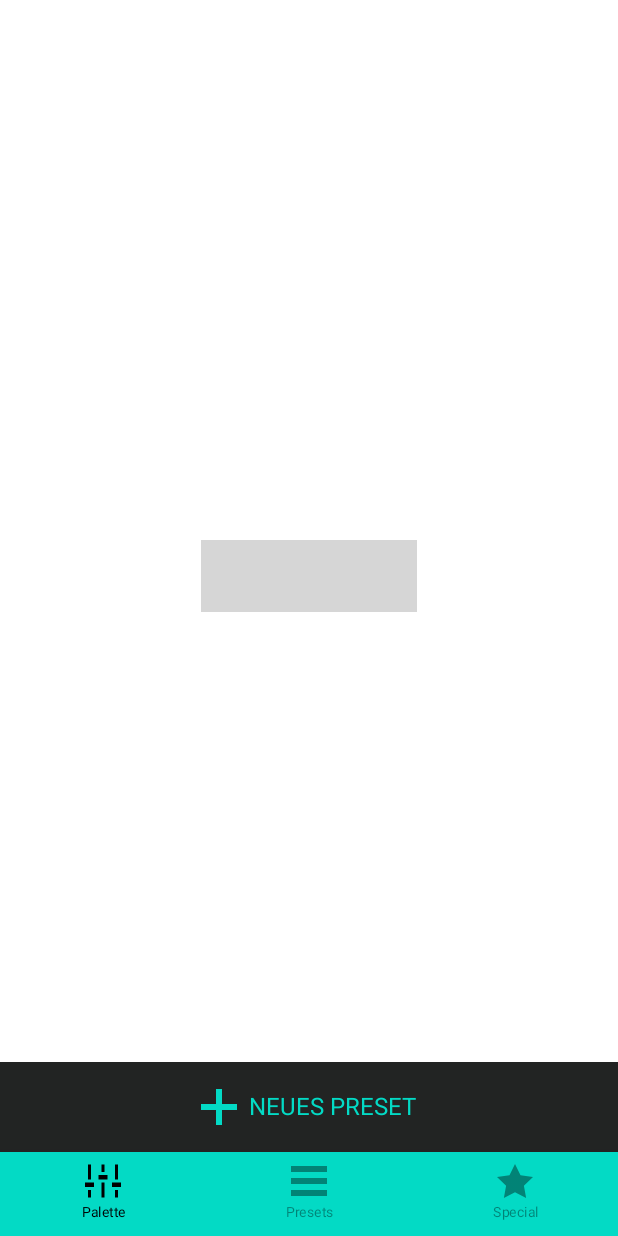
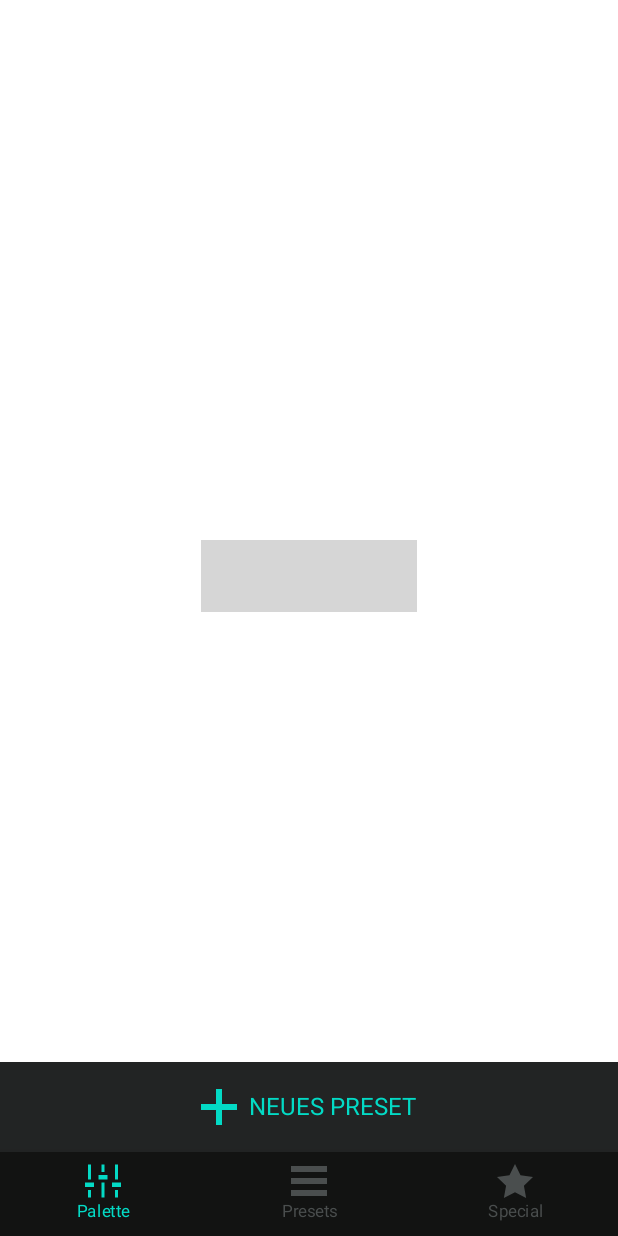
Before and after one commit to DavidMueller1/Lamp, an Android app built with Jetpack Compose: the screen it shows after launch (MainActivity), on a phone screen of 412 x 824 dp. Run offline under Robolectric (Android 15) with nearby library versions, the phone set to English and light mode, and no system bars; our stand-ins replace accompanist; 3 statements that could not run were skipped; grey boxes are pictures that could not be loaded.

Commit message:
Adjusted theme

```diff
--- a/app/build.gradle
+++ b/app/build.gradle
@@ -67,5 +67,10 @@ dependencies {
     debugImplementation "androidx.compose.ui:ui-tooling:$compose_version"
 
     implementation 'com.github.SmartToolFactory:Compose-Colorful-Sliders:1.0.2'
-    implementation 'com.squareup.okhttp3:okhttp:4.9.3'
+    implementation 'com.squareup.okhttp3:okhttp:4.10.0'
+    implementation 'com.google.accompanist:accompanist-systemuicontroller:0.23.1'
 }
+
+//repositories {
+//    mavenCentral()
+//}
--- a/app/src/main/java/com/example/newlamp/bottomNavigation/BottomNavActivity.kt
+++ b/app/src/main/java/com/example/newlamp/bottomNavigation/BottomNavActivity.kt
@@ -10,6 +10,7 @@ import androidx.compose.ui.Modifier
 import androidx.compose.ui.graphics.Color
 import androidx.compose.ui.res.colorResource
 import androidx.compose.ui.res.painterResource
+import androidx.compose.ui.tooling.preview.Preview
 import androidx.compose.ui.unit.dp
 import androidx.compose.ui.unit.sp
 import androidx.navigation.NavController
@@ -17,7 +18,10 @@ import androidx.navigation.NavHostController
 import androidx.navigation.compose.NavHost
 import androidx.navigation.compose.composable
 import androidx.navigation.compose.currentBackStackEntryAsState
-import com.example.newlamp.R
+import androidx.navigation.compose.rememberNavController
+import com.example.newlamp.ui.theme.ColorBottomNavigationBackground
+import com.example.newlamp.ui.theme.ColorInactive
+import com.example.newlamp.ui.theme.Teal200
 
 @Composable
 fun NavigationGraph(navController: NavHostController) {
@@ -43,7 +47,7 @@ fun BottomNavigation(navController: NavController) {
     )
 
     androidx.compose.material.BottomNavigation(
-        backgroundColor = colorResource(id = R.color.teal_200),
+        backgroundColor = ColorBottomNavigationBackground,
         contentColor = Color.Black
     ) {
         val navBackStackEntry by navController.currentBackStackEntryAsState()
@@ -51,10 +55,12 @@ fun BottomNavigation(navController: NavController) {
         items.forEach { item ->
             BottomNavigationItem(
                 icon = { Icon(painterResource(id = item.icon), contentDescription = item.title) },
-                label = { Text(text = item.title,
-                    fontSize = 9.sp) },
-                selectedContentColor = Color.Black,
-                unselectedContentColor = Color.Black.copy(0.4f),
+                label = { Text(
+                    text = item.title,
+                    fontSize = 11.sp
+                ) },
+                selectedContentColor = Teal200,
+                unselectedContentColor = ColorInactive,
                 alwaysShowLabel = true,
                 selected = currentRoute == item.screen_route,
                 onClick = {
@@ -73,3 +79,9 @@ fun BottomNavigation(navController: NavController) {
         }
     }
 }
+
+@Preview
+@Composable
+fun PreviewBottomNavigation() {
+    BottomNavigation(navController = rememberNavController())
+}
--- a/app/src/main/java/com/example/newlamp/screens/PaletteScreen.kt
+++ b/app/src/main/java/com/example/newlamp/screens/PaletteScreen.kt
@@ -60,7 +60,7 @@ fun PaletteScreen(navController: NavController) {
             modifier = Modifier
                 .fillMaxWidth()
                 .height(60.dp)
-                .background(DarkButton)
+                .background(ColorDarkButton)
                 .align(Alignment.BottomCenter)
                 .clickable(true, onClick = {
                     Log.d("DEBUG", "Clicked")
--- a/app/src/main/java/com/example/newlamp/ui/theme/Color.kt
+++ b/app/src/main/java/com/example/newlamp/ui/theme/Color.kt
@@ -7,7 +7,9 @@ val Purple500 = Color(0xFF6200EE)
 val Purple700 = Color(0xFF3700B3)
 val Teal200 = Color(0xFF03DAC5)
 
-val DarkButton = Color(0xFF222423)
+val ColorDarkButton = Color(0xFF222424)
+val ColorBottomNavigationBackground = Color(0xFF121312)
+val ColorInactive = Color(0xFF4A4E4E)
 
 val LedRed = Color(0xFFBE3C3C)
 val LedGreen = Color(0xFF3CBE3C)
--- a/app/src/main/java/com/example/newlamp/ui/theme/Theme.kt
+++ b/app/src/main/java/com/example/newlamp/ui/theme/Theme.kt
@@ -5,6 +5,7 @@ import androidx.compose.material.MaterialTheme
 import androidx.compose.material.darkColors
 import androidx.compose.material.lightColors
 import androidx.compose.runtime.Composable
+import com.google.accompanist.systemuicontroller.rememberSystemUiController
 
 private val DarkColorPalette = darkColors(
     primary = Purple200,
@@ -35,6 +36,11 @@ fun NewLampTheme(darkTheme: Boolean = isSystemInDarkTheme(), content: @Composabl
         LightColorPalette
     }
 
+    val systemUiController = rememberSystemUiController()
+    systemUiController.setSystemBarsColor(
+        color = if (darkTheme) ColorDarkButton else Teal200
+    )
+
     MaterialTheme(
         colors = colors,
         typography = Typography,
--- a/build.gradle
+++ b/build.gradle
@@ -7,6 +7,8 @@ buildscript {
     repositories {
         google()
         mavenCentral()
+        jcenter()
+        maven { url 'https://jitpack.io' }
     }
     dependencies {
         classpath "com.android.tools.build:gradle:7.0.0"
```
